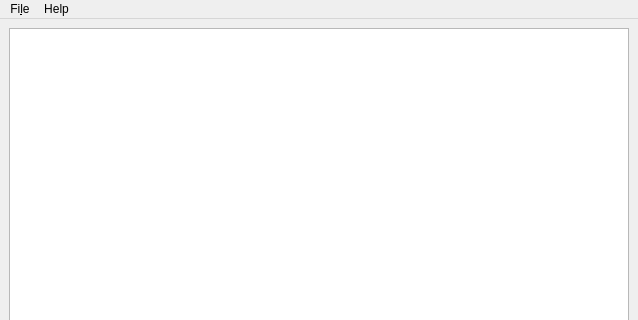
Old version of the form view.ui in the repository zhiliao007/exiftool; both pictures show x 0 to 638 and y 0 to 320 of the 638 by 576 pixel window.
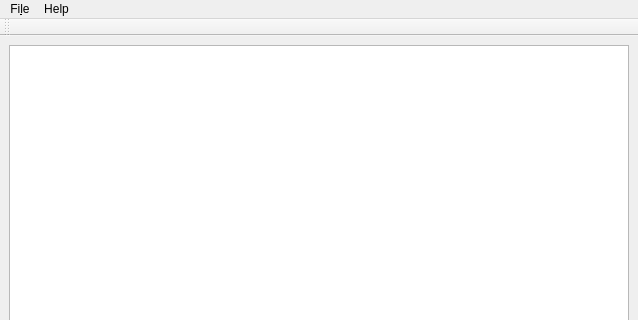
New version of the form.

Diff of the .ui file:
```diff
--- a/view.ui
+++ b/view.ui
@@ -45,6 +45,17 @@
    <addaction name="menuFile"/>
    <addaction name="menuHelp"/>
   </widget>
+  <widget class="QToolBar" name="toolBar">
+   <property name="windowTitle">
+    <string>toolBar</string>
+   </property>
+   <attribute name="toolBarArea">
+    <enum>TopToolBarArea</enum>
+   </attribute>
+   <attribute name="toolBarBreak">
+    <bool>false</bool>
+   </attribute>
+  </widget>
   <action name="actionOpen">
    <property name="text">
     <string>open</string>
```
Left out of the diff: 29 changed lines with no effect on the pictures.
